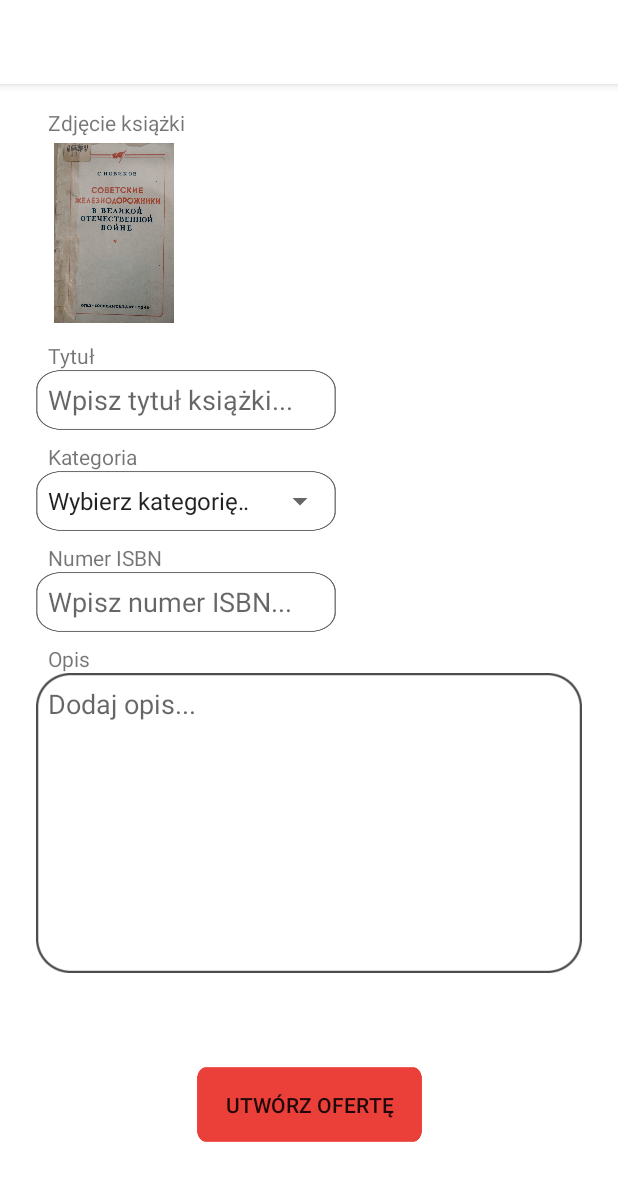
After one commit to IO2020RKTSPF/aplikacja-mobilna, an Android app: the OfferActivity screen opened directly, with no data from a screen before it, on a phone screen of 412 x 824 dp. The commit adds this screen. Shown: the top 1181 px of the screen. Run offline under Robolectric (Android 15) with nearby library versions, the phone set to English and light mode, and no system bars.

Commit message:
layout strony tworzenia nowej oferty

```diff
--- a/app/src/main/java/com/io2020/PodzielSieKsiazka/MainActivity.java
+++ b/app/src/main/java/com/io2020/PodzielSieKsiazka/MainActivity.java
@@ -69,8 +69,8 @@ public class MainActivity extends AppCompatActivity {
         fab.setOnClickListener(new View.OnClickListener() {
             @Override
             public void onClick(View view) {
-                Snackbar.make(view, "Replace with your own action", Snackbar.LENGTH_LONG)
-                        .setAction("Action", null).show();
+                Intent intent = new Intent(getApplicationContext(), OfferActivity.class);
+                startActivity(intent);
             }
         });
         DrawerLayout drawer = findViewById(R.id.drawer_layout);
--- /dev/null
+++ b/app/src/main/java/com/io2020/PodzielSieKsiazka/OfferActivity.java
@@ -0,0 +1,22 @@
+package com.io2020.PodzielSieKsiazka;
+
+import androidx.appcompat.app.AppCompatActivity;
+
+import android.os.Bundle;
+import android.view.MenuItem;
+
+public class OfferActivity extends AppCompatActivity {
+
+    @Override
+    protected void onCreate(Bundle savedInstanceState) {
+        super.onCreate(savedInstanceState);
+        setContentView(R.layout.activity_offer);
+        getSupportActionBar().setDisplayHomeAsUpEnabled(true);
+    }
+
+    public boolean onOptionsItemSelected(MenuItem item){
+        finish();
+        return true;
+    }
+
+}
--- a/app/src/main/res/layout/activity_google_log_in.xml
+++ b/app/src/main/res/layout/activity_google_log_in.xml
@@ -8,7 +8,7 @@
     tools:context=".GoogleLogInActivity">
 
     <ImageView
-        android:id="@+id/imageView3"
+        android:id="@+id/offerBackgroundImage"
         android:layout_width="wrap_content"
         android:layout_height="wrap_content"
         app:srcCompat="@drawable/loginbackground" />
--- /dev/null
+++ b/app/src/main/res/layout/activity_offer.xml
@@ -0,0 +1,215 @@
+<?xml version="1.0" encoding="utf-8"?>
+<androidx.constraintlayout.widget.ConstraintLayout xmlns:android="http://schemas.android.com/apk/res/android"
+    xmlns:app="http://schemas.android.com/apk/res-auto"
+    xmlns:tools="http://schemas.android.com/tools"
+    android:layout_width="match_parent"
+    android:layout_height="match_parent"
+    tools:context=".OfferActivity">
+
+    <androidx.constraintlayout.widget.ConstraintLayout
+        android:id="@+id/offerPhotoLayout"
+        android:layout_width="wrap_content"
+        android:layout_height="wrap_content"
+        android:layout_marginStart="16dp"
+        android:layout_marginTop="16dp"
+        app:layout_constraintStart_toStartOf="parent"
+        app:layout_constraintTop_toTopOf="parent">
+
+        <TextView
+            android:id="@+id/offerPhotoText"
+            android:layout_width="wrap_content"
+            android:layout_height="wrap_content"
+            android:layout_marginStart="16dp"
+            android:text="@string/offerImage"
+            app:layout_constraintStart_toStartOf="parent"
+            app:layout_constraintTop_toTopOf="parent" />
+
+        <ImageView
+            android:id="@+id/offerImageView"
+            android:layout_width="120dp"
+            android:layout_height="120dp"
+            android:layout_marginTop="4dp"
+            app:layout_constraintBottom_toBottomOf="parent"
+            app:layout_constraintStart_toStartOf="parent"
+            app:layout_constraintTop_toBottomOf="@+id/offerPhotoText"
+            app:srcCompat="@drawable/default_book" />
+    </androidx.constraintlayout.widget.ConstraintLayout>
+
+    <androidx.constraintlayout.widget.ConstraintLayout
+        android:id="@+id/offerTitleCategoryISBN"
+        android:layout_width="wrap_content"
+        android:layout_height="0dp"
+        android:layout_marginStart="16dp"
+        android:layout_marginTop="12dp"
+        app:layout_constraintStart_toStartOf="parent"
+        app:layout_constraintTop_toBottomOf="@+id/offerPhotoLayout">
+
+        <TextView
+            android:id="@+id/offerTitleText"
+            android:layout_width="wrap_content"
+            android:layout_height="wrap_content"
+            android:layout_marginStart="16dp"
+            android:text="@string/offerTitle"
+            app:layout_constraintStart_toStartOf="parent"
+            app:layout_constraintTop_toTopOf="parent" />
+
+        <androidx.constraintlayout.widget.ConstraintLayout
+            android:id="@+id/offerTitleEditLayout"
+            android:layout_width="200dp"
+            android:layout_height="40dp"
+            android:layout_marginStart="8dp"
+            android:background="@drawable/smallborder"
+            app:layout_constraintStart_toStartOf="parent"
+            app:layout_constraintTop_toBottomOf="@+id/offerTitleText">
+
+            <EditText
+                android:id="@+id/offerTitleEdit"
+                android:layout_width="0dp"
+                android:layout_height="0dp"
+                android:layout_marginStart="8dp"
+
+                android:layout_marginEnd="8dp"
+                android:background="#00000000"
+                android:ems="10"
+                android:hint="@string/offerTitleHint"
+                android:inputType="textPersonName"
+                app:layout_constraintBottom_toBottomOf="parent"
+                app:layout_constraintEnd_toEndOf="parent"
+                app:layout_constraintStart_toStartOf="parent"
+                app:layout_constraintTop_toTopOf="parent" />
+
+
+        </androidx.constraintlayout.widget.ConstraintLayout>
+
+        <TextView
+            android:id="@+id/offerCategoryText"
+            android:layout_width="wrap_content"
+            android:layout_height="0dp"
+            android:layout_marginStart="16dp"
+            android:layout_marginTop="8dp"
+            android:text="@string/offerCategory"
+            app:layout_constraintStart_toStartOf="parent"
+            app:layout_constraintTop_toBottomOf="@+id/offerTitleEditLayout" />
+
+        <androidx.constraintlayout.widget.ConstraintLayout
+            android:id="@+id/offerCategoryLayout"
+            android:layout_width="200dp"
+            android:layout_height="40dp"
+            android:layout_marginStart="8dp"
+            android:background="@drawable/smallborder"
+            app:layout_constraintStart_toStartOf="parent"
+            app:layout_constraintTop_toBottomOf="@+id/offerCategoryText">
+
+
+            <Spinner
+                android:id="@+id/offerSpinner"
+                android:layout_width="match_parent"
+                android:layout_height="0dp"
+                android:entries="@array/CategoryList"
+                app:layout_constraintBottom_toBottomOf="parent"
+                app:layout_constraintEnd_toEndOf="parent"
+                app:layout_constraintStart_toStartOf="parent"
+                app:layout_constraintTop_toTopOf="parent" />
+        </androidx.constraintlayout.widget.ConstraintLayout>
+
+        <TextView
+            android:id="@+id/offerISBNText"
+            android:layout_width="wrap_content"
+            android:layout_height="0dp"
+            android:layout_marginStart="16dp"
+            android:layout_marginTop="8dp"
+            android:text="@string/offerISBN"
+            app:layout_constraintStart_toStartOf="parent"
+            app:layout_constraintTop_toBottomOf="@+id/offerCategoryLayout" />
+
+        <androidx.constraintlayout.widget.ConstraintLayout
+            android:id="@+id/offerISBNEditLayout"
+            android:layout_width="200dp"
+            android:layout_height="40dp"
+            android:layout_marginStart="8dp"
+            android:background="@drawable/smallborder"
+            app:layout_constraintStart_toStartOf="parent"
+            app:layout_constraintTop_toBottomOf="@+id/offerISBNText">
+
+            <EditText
+                android:id="@+id/offerISBNEdit"
+                android:layout_width="0dp"
+                android:layout_height="0dp"
+                android:layout_marginStart="8dp"
+
+                android:layout_marginEnd="8dp"
+                android:background="#00000000"
+                android:ems="10"
+                android:hint="@string/offerISBNHint"
+                android:inputType="textPersonName"
+                app:layout_constraintBottom_toBottomOf="parent"
+                app:layout_constraintEnd_toEndOf="parent"
+                app:layout_constraintStart_toStartOf="parent"
+                app:layout_constraintTop_toTopOf="parent" />
+
+
+        </androidx.constraintlayout.widget.ConstraintLayout>
+    </androidx.constraintlayout.widget.ConstraintLayout>
+
+    <androidx.constraintlayout.widget.ConstraintLayout
+        android:id="@+id/offerDescription"
+        android:layout_width="match_parent"
+        android:layout_height="wrap_content"
+        android:layout_marginStart="16dp"
+        android:layout_marginTop="8dp"
+        android:layout_marginEnd="16dp"
+        app:layout_constraintEnd_toEndOf="parent"
+        app:layout_constraintStart_toStartOf="parent"
+        app:layout_constraintTop_toBottomOf="@+id/offerTitleCategoryISBN">
+
+        <TextView
+            android:id="@+id/offerDescriptionText"
+            android:layout_width="wrap_content"
+            android:layout_height="0dp"
+            android:layout_marginStart="16dp"
+            android:text="@string/offerDescription"
+            app:layout_constraintStart_toStartOf="parent"
+            app:layout_constraintTop_toTopOf="parent" />
+
+        <androidx.constraintlayout.widget.ConstraintLayout
+            android:id="@+id/offerDescriptionLayout"
+            android:layout_width="0dp"
+            android:layout_height="200dp"
+            android:layout_marginStart="8dp"
+            android:layout_marginEnd="8dp"
+            android:background="@drawable/bigborder"
+            app:layout_constraintEnd_toEndOf="parent"
+            app:layout_constraintStart_toStartOf="parent"
+            app:layout_constraintTop_toBottomOf="@+id/offerDescriptionText">
+
+            <EditText
+                android:id="@+id/editTextTextMultiLine"
+                android:layout_width="0dp"
+                android:layout_height="wrap_content"
+                android:layout_marginStart="8dp"
+                android:layout_marginTop="8dp"
+                android:layout_marginEnd="8dp"
+                android:background="#00000000"
+                android:ems="10"
+                android:gravity="start|top"
+                android:hint="@string/offerDescriptionHint"
+                android:inputType="textMultiLine"
+                app:layout_constraintEnd_toEndOf="parent"
+                app:layout_constraintStart_toStartOf="parent"
+                app:layout_constraintTop_toTopOf="parent" />
+        </androidx.constraintlayout.widget.ConstraintLayout>
+    </androidx.constraintlayout.widget.ConstraintLayout>
+
+    <androidx.appcompat.widget.AppCompatButton
+        android:id="@+id/buttonSendOffer"
+        style="@style/Widget.AppCompat.Button"
+        android:layout_width="150dp"
+        android:layout_height="50dp"
+        android:background="@drawable/offercreatebutton"
+        android:text="@string/offerSend"
+        app:layout_constraintBottom_toBottomOf="parent"
+        app:layout_constraintEnd_toEndOf="parent"
+        app:layout_constraintStart_toStartOf="parent"
+        app:layout_constraintTop_toBottomOf="@+id/offerDescription" />
+
+</androidx.constraintlayout.widget.ConstraintLayout>
--- a/app/src/main/res/values/strings.xml
+++ b/app/src/main/res/values/strings.xml
@@ -9,6 +9,27 @@
     <string name="logout_button">Wyloguj się</string>
     <string name="search_hint">Wyszukaj tytuł...</string>
 
+    <string name="offerImage">Zdjęcie książki</string>
+    <string name="offerTitle">Tytuł</string>
+    <string name="offerTitleHint">Wpisz tytuł książki...</string>
+    <string name="offerAuthor">Autor</string>
+    <string name="offerAuthorHint">Wpisz autora...</string>
+    <string name="offerISBN">Numer ISBN</string>
+    <string name="offerISBNHint">Wpisz numer ISBN...</string>
+    <string name="offerCategory">Kategoria</string>
+    <string name="offerCategoryHint">Wybierz kategorię</string>
+    <string name="offerDescription">Opis</string>
+    <string name="offerDescriptionHint">Dodaj opis...</string>
+    <string name="offerSend">Utwórz ofertę</string>
+
+    <string-array name="CategoryList">
+        <item>Wybierz kategorię...</item>
+        <item>Kategoria1</item>
+        <item>Kategoria2</item>
+        <item>Kategoria3</item>
+    </string-array>
+
+
     <string name="menu_home">Wszystkie książki</string>
     <string name="menu_gallery">Gallery</string>
     <string name="menu_slideshow">Slideshow</string>
```
Also changed, not shown: app/src/main/AndroidManifest.xml (+5 -4 lines), app/src/main/res/drawable/bigborder.png (added), app/src/main/res/drawable/offercreatebutton.png (added), app/src/main/res/drawable/smallborder.png (added), app/src/main/res/drawable/textfieldborder.png (added).
